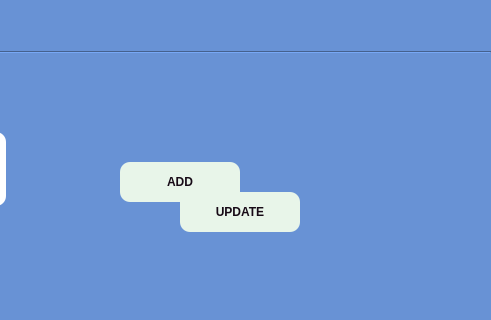
This is mainwindow.ui in Ram0523/Library_Management_Sysytem as Qt 5 draws it before an edit; both pictures show x 480 to 971 and y 370 to 690 of the 971 by 690 pixel window. The edited form follows.
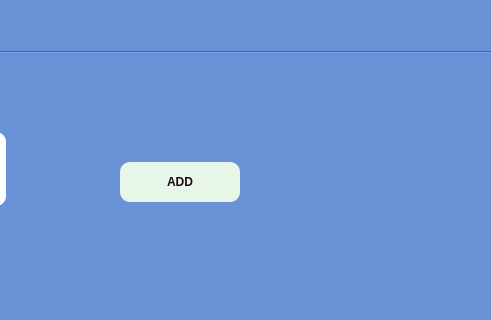
This is the edited form.

```diff
--- a/mainwindow.ui
+++ b/mainwindow.ui
@@ -306,29 +306,6 @@
      <enum>QFrame::Raised</enum>
     </property>
    </widget>
-   <widget class="QPushButton" name="pushButton_3">
-    <property name="geometry">
-     <rect>
-      <x>660</x>
-      <y>530</y>
-      <width>120</width>
-      <height>40</height>
-     </rect>
-    </property>
-    <property name="font">
-     <font>
-      <bold>true</bold>
-     </font>
-    </property>
-    <property name="styleSheet">
-     <string notr="true">background-color: #e8f5e9;
-color:#170a16;
-border-radius:10px;</string>
-    </property>
-    <property name="text">
-     <string>UPDATE</string>
-    </property>
-   </widget>
   </widget>
   <widget class="QMenuBar" name="menubar">
    <property name="geometry">
```
